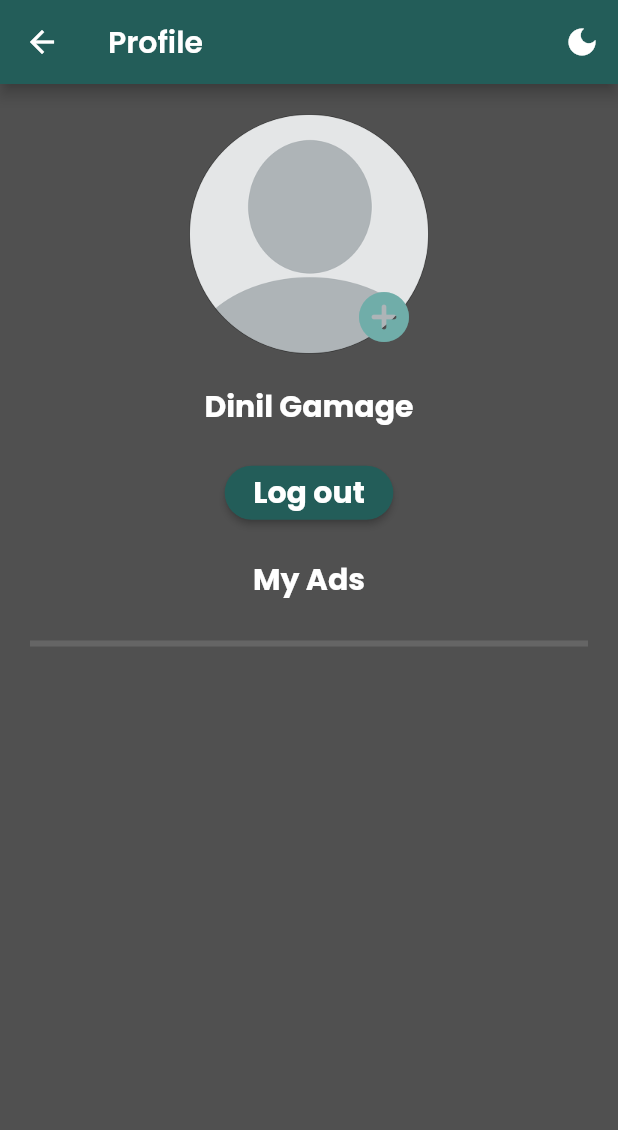
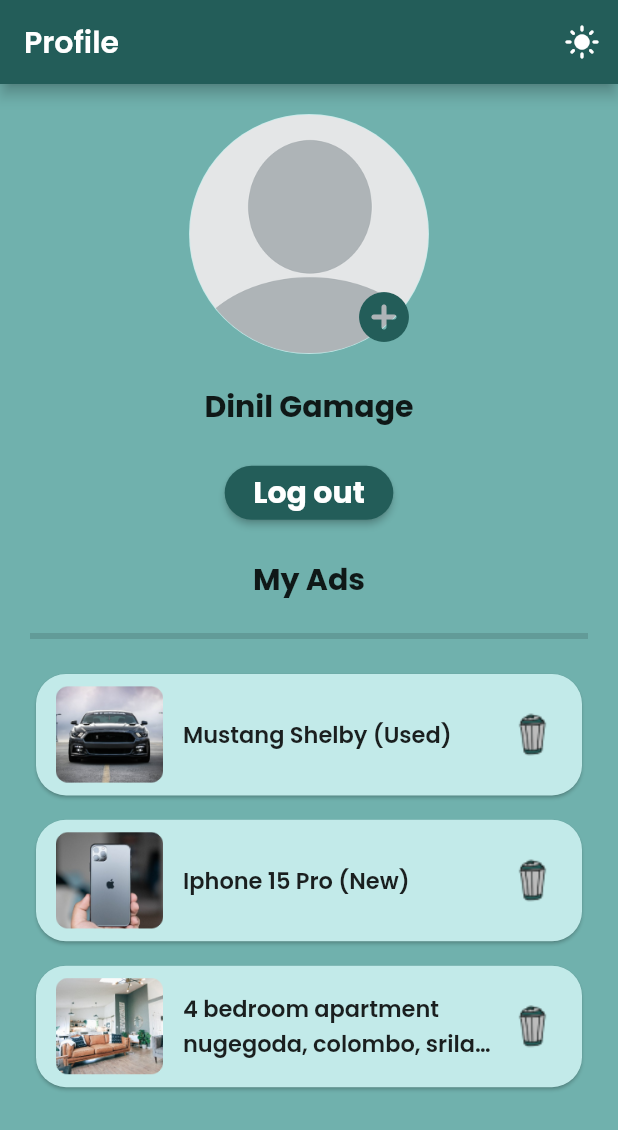
Before and after one commit to dinilgamage/Addy, a Flutter app: the ProfileScreen screen opened directly, on a phone screen of 412 x 824 dp. Shown: the top 1130 px of the screen. Run offline on Flutter 3.47's test engine with Material 2 defaults, Android fonts, the light colour scheme and no system bars; our stand-ins replace curved_navigation_bar, google_fonts, image_picker, shared_preferences; accounts and stored records are empty.

Commit message:
theme preferences are now stored locally

```diff
--- a/lib/homescreen/home.dart
+++ b/lib/homescreen/home.dart
@@ -16,6 +16,7 @@ class _HomeScreenState extends State<HomeScreen> {
 
     return Scaffold(
       appBar: AppBar(
+        automaticallyImplyLeading: false,
         backgroundColor: Theme.of(context).colorScheme.secondary,
         title: Text(
           'ADDY',
--- a/lib/main.dart
+++ b/lib/main.dart
@@ -1,6 +1,4 @@
 import 'package:addy/Dash.dart';
-import 'package:addy/homescreen/home.dart';
-import 'package:addy/loginscreen/login.dart';
 import 'package:addy/user_service.dart';
 import 'package:flutter/material.dart';
 import 'package:addy/colors/themes.dart';
@@ -12,7 +10,8 @@ void main() async {
   WidgetsFlutterBinding.ensureInitialized();
   bool loggedIn = await userService.isLoggedIn();
   runApp(ChangeNotifierProvider(
-      create: (context) => ThemeProvider(), child: MyApp(loggedIn: loggedIn)));
+      create: (context) => ThemeProvider(userService),
+      child: MyApp(loggedIn: loggedIn)));
 }
 
 class MyApp extends StatelessWidget {
@@ -33,7 +32,12 @@ class MyApp extends StatelessWidget {
 }
 
 class ThemeProvider extends ChangeNotifier {
+  final UserService userService;
   ThemeMode _themeMode = ThemeMode.dark;
+
+  ThemeProvider(this.userService) {
+    _loadThemePreference();
+  }
 
   ThemeMode get themeMode => _themeMode;
 
@@ -48,9 +52,15 @@ class ThemeProvider extends ChangeNotifier {
     }
   }
 
+  void _loadThemePreference() async {
+    _themeMode = await userService.getThemePreference();
+    notifyListeners();
+  }
+
   void toggleTheme() {
     _themeMode =
         _themeMode == ThemeMode.light ? ThemeMode.dark : ThemeMode.light;
+    userService.setThemePreference(_themeMode);
     notifyListeners();
   }
 }
--- a/lib/postscreen/post.dart
+++ b/lib/postscreen/post.dart
@@ -25,6 +25,7 @@ class _PostScreen extends State<PostScreen> {
 
     return Scaffold(
       appBar: AppBar(
+        automaticallyImplyLeading: false,
         backgroundColor: Theme.of(context).colorScheme.secondary,
         title: Text(
           'Post Ad',
--- a/lib/profilescreen/profile.dart
+++ b/lib/profilescreen/profile.dart
@@ -67,6 +67,7 @@ class _ProfileScreenState extends State<ProfileScreen> {
 
     return Scaffold(
       appBar: AppBar(
+        automaticallyImplyLeading: false,
         backgroundColor: Theme.of(context).colorScheme.secondary,
         title: Text(
           'Profile',
@@ -160,11 +161,46 @@ class _ProfileScreenState extends State<ProfileScreen> {
               ),
             ),
             SizedBox(
-              height: 20,
+              height: 15,
             ),
             Divider(
               thickness: 4, // Specify the thickness of the line
             ),
+            SizedBox(
+              height: 5,
+            ),
+            Container(
+              height: 300,
+              child: Column(
+                mainAxisAlignment: MainAxisAlignment.spaceEvenly,
+                children: [
+                  CardItem(
+                    leftImage: Image.asset(
+                        'assets/card/car1.png'), // Replace with your left image
+                    text: 'Mustang Shelby (Used)',
+
+                    rightImage: Image.asset(
+                        'assets/card/bin.png'), // Replace with your right image
+                  ),
+                  CardItem(
+                    leftImage: Image.asset(
+                        'assets/card/phone1.png'), // Replace with your left image
+                    text: 'Iphone 15 Pro (New)',
+
+                    rightImage: Image.asset(
+                        'assets/card/bin.png'), // Replace with your right image
+                  ),
+                  CardItem(
+                    leftImage: Image.asset(
+                        'assets/card/house1.png'), // Replace with your left image
+                    text: '4 bedroom apartment nugegoda, colombo, srilanka',
+
+                    rightImage: Image.asset(
+                        'assets/card/bin.png'), // Replace with your right image
+                  )
+                ],
+              ),
+            )
           ],
         ),
       ),
@@ -245,6 +281,61 @@ class _ProfileScreenState extends State<ProfileScreen> {
     );
   }
 }
+
+class CardItem extends StatelessWidget {
+  final Image leftImage;
+  final String text;
+  final Image rightImage;
+
+  CardItem(
+      {required this.leftImage, required this.text, required this.rightImage});
+
+  @override
+  Widget build(BuildContext context) {
+    return Card(
+      color: Theme.of(context).colorScheme.primary,
+      shape: RoundedRectangleBorder(borderRadius: BorderRadius.circular(20)),
+      child: Padding(
+        padding: const EdgeInsets.all(8.0),
+        child: Row(
+          mainAxisAlignment: MainAxisAlignment.spaceBetween,
+          children: [
+            Row(
+              children: [
+                SizedBox(
+                  width: 90,
+                  height: 65,
+                  child: Padding(
+                    padding: const EdgeInsets.only(right: 8.0),
+                    child: leftImage,
+                  ),
+                ),
+                SizedBox(
+                  width: 210,
+                  child: Text(text,
+                      style: GoogleFonts.poppins(
+                        textStyle: TextStyle(
+                            fontSize: 15, fontWeight: FontWeight.w600),
+                      ),
+                      overflow: TextOverflow.ellipsis, // Ellipsis for overflow
+                      maxLines: 2),
+                ),
+                SizedBox(
+                  width: 40,
+                  height: 40,
+                  child: Padding(
+                    padding: const EdgeInsets.only(left: 8.0),
+                    child: rightImage,
+                  ),
+                ),
+              ],
+            ),
+          ],
+        ),
+      ),
+    );
+  }
+}
 //   import 'dart:io';
 
 // void clearUserData() async {
--- a/lib/user_service.dart
+++ b/lib/user_service.dart
@@ -1,5 +1,6 @@
 import 'dart:convert';
 import 'dart:io';
+import 'package:flutter/material.dart';
 import 'package:path_provider/path_provider.dart';
 import 'package:shared_preferences/shared_preferences.dart';
 
@@ -56,4 +57,18 @@ class UserService {
     final prefs = await SharedPreferences.getInstance();
     prefs.setBool('isLoggedIn', false);
   }
+
+  Future<ThemeMode> getThemePreference() async {
+    final prefs = await SharedPreferences.getInstance();
+    int? storedThemeIndex = prefs.getInt('theme');
+    if (storedThemeIndex == null)
+      return ThemeMode.light; // Default to light theme
+
+    return ThemeMode.values[storedThemeIndex];
+  }
+
+  Future<void> setThemePreference(ThemeMode themeMode) async {
+    final prefs = await SharedPreferences.getInstance();
+    prefs.setInt('theme', themeMode.index);
+  }
 }
```
Also changed, not shown: assets/card/bin.png (added).
